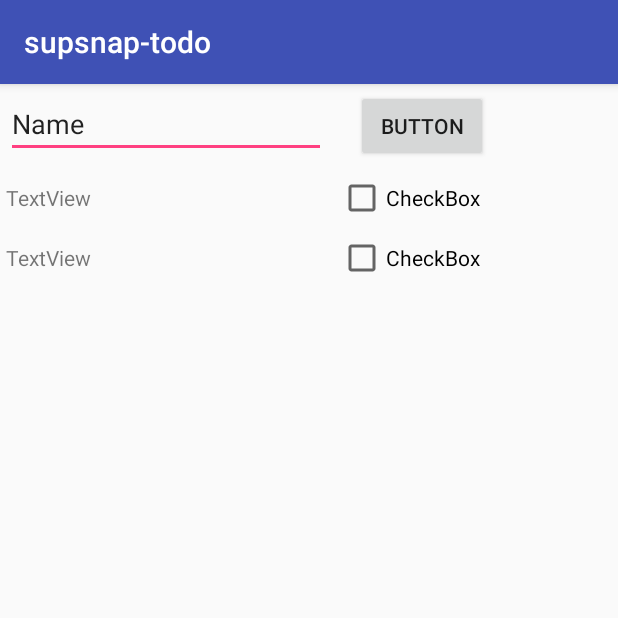
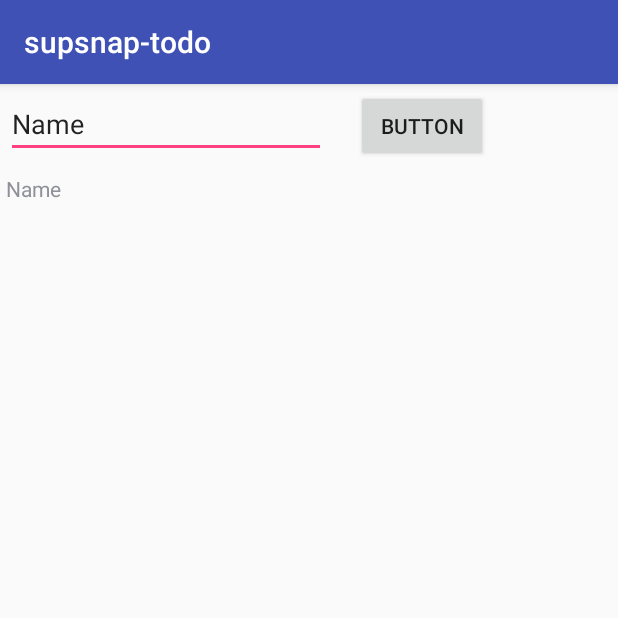
Before and after one commit to Shunichi-Ara/supsnap-todo, an Android app: the screen it shows after launch (MainActivity), after a tap on "BUTTON", on a phone screen of 412 x 824 dp, the top half of it. Run offline under Robolectric (Android 15) with nearby library versions, the phone set to English and light mode, and no system bars.

Commit message:
delete todo

```diff
--- a/app/src/main/java/com/example/shunichiara/supsnap_todo/MainActivity.java
+++ b/app/src/main/java/com/example/shunichiara/supsnap_todo/MainActivity.java
@@ -11,6 +11,7 @@ import android.util.SparseArray;
 import android.view.View;
 import android.widget.Button;
 import android.widget.EditText;
+import android.widget.LinearLayout;
 import android.widget.TextView;
 
 import java.util.HashMap;
@@ -24,8 +25,28 @@ public class MainActivity extends AppCompatActivity {
         setContentView(R.layout.activity_main);
         Button button = (Button)findViewById(R.id.createButton);
         button.setOnClickListener(mCorkyListener);
-        getApplicationContext().deleteDatabase("TODO_DB");
+        //getApplicationContext().deleteDatabase("TODO_DB");
 
+        show();
+
+    }
+
+    private void show(){
+        Context context = getApplicationContext();
+
+        LinearLayout layout = (LinearLayout) findViewById(R.id.List);
+
+        layout.removeAllViews();
+
+        SparseArray<String> todos = getTodo();
+        for(int i = 0; i < todos.size(); i++) {
+            int key = todos.keyAt(i);
+            String todo = todos.get(key);
+            TextView newView = new TextView(context);
+            newView.setText(todo);
+            newView.setOnClickListener(deleteListener);
+            layout.addView(newView);
+        }
     }
 
     // Create an anonymous implementation of OnClickListener
@@ -37,7 +58,7 @@ public class MainActivity extends AppCompatActivity {
             String s = inputText.getText().toString();
 
             insertTodo(s);
-            getTodo();
+            show();
 
         }
     };
@@ -49,6 +70,29 @@ public class MainActivity extends AppCompatActivity {
         return false;
 
     }
+
+    private boolean deleteTodo(String todo)
+    {
+        TodoDBOpenHelper dbHelper = new TodoDBOpenHelper(getApplicationContext());
+        SQLiteDatabase  writableDatabase = dbHelper.getWritableDatabase();
+        writableDatabase.execSQL("DELETE FROM todo WHERE TODO = '"+ todo +"';");
+        return true;
+    }
+
+    // Create an anonymous implementation of OnClickListener
+    private View.OnClickListener deleteListener = new View.OnClickListener() {
+
+        @Override
+        public void onClick(View v) {
+
+            // 入力したテキストの内容を取得
+            String s = ((TextView)v).getText().toString();
+
+            deleteTodo(s);
+            show();
+        }
+    };
+
 
     private SparseArray<String> getTodo(){
         SparseArray<String> todo = new SparseArray<>();
--- a/app/src/main/res/layout/activity_main.xml
+++ b/app/src/main/res/layout/activity_main.xml
@@ -8,6 +8,7 @@
 
 
     <GridLayout
+        android:id="@+id/mainLayoutGrid"
         android:layout_width="329dp"
         android:layout_height="348dp"
         tools:layout_editor_absoluteX="8dp"
@@ -35,31 +36,10 @@
             android:layout_column="3"
             android:text="Button" />
 
+        <LinearLayout
+            android:orientation="vertical"
+            android:id="@+id/List">
 
-        <TextView
-            android:id="@+id/text1"
-            android:layout_width="wrap_content"
-            android:layout_height="wrap_content"
-            android:layout_column="0"
-            android:text="TextView" />
-
-        <CheckBox
-            android:layout_width="wrap_content"
-            android:layout_height="wrap_content"
-            android:layout_column="1"
-            android:text="CheckBox" />
-
-        <TextView
-            android:layout_width="wrap_content"
-            android:layout_height="wrap_content"
-            android:layout_column="0"
-            android:text="TextView" />
-
-        <CheckBox
-            android:layout_width="wrap_content"
-            android:layout_height="wrap_content"
-            android:layout_column="1"
-            android:text="CheckBox" />
-
+        </LinearLayout>
     </GridLayout>
 </android.support.constraint.ConstraintLayout>
```
